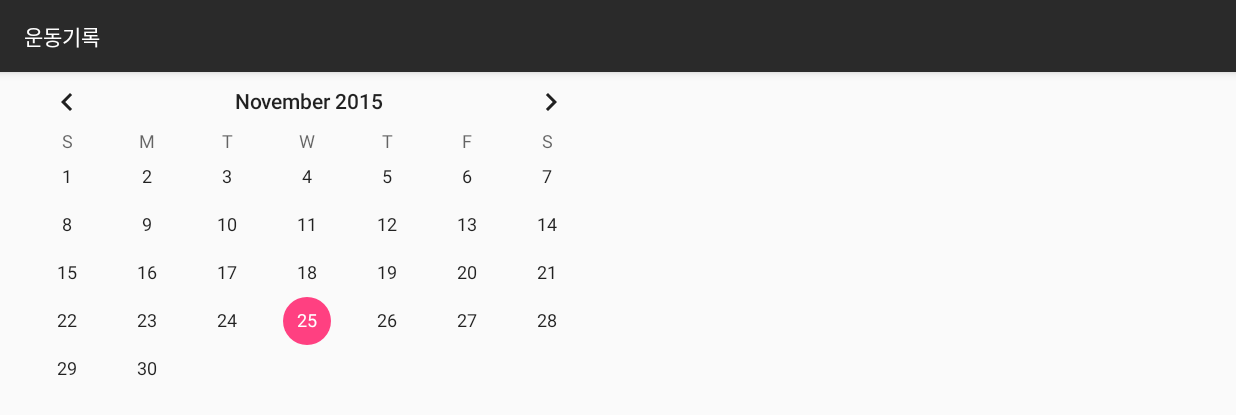
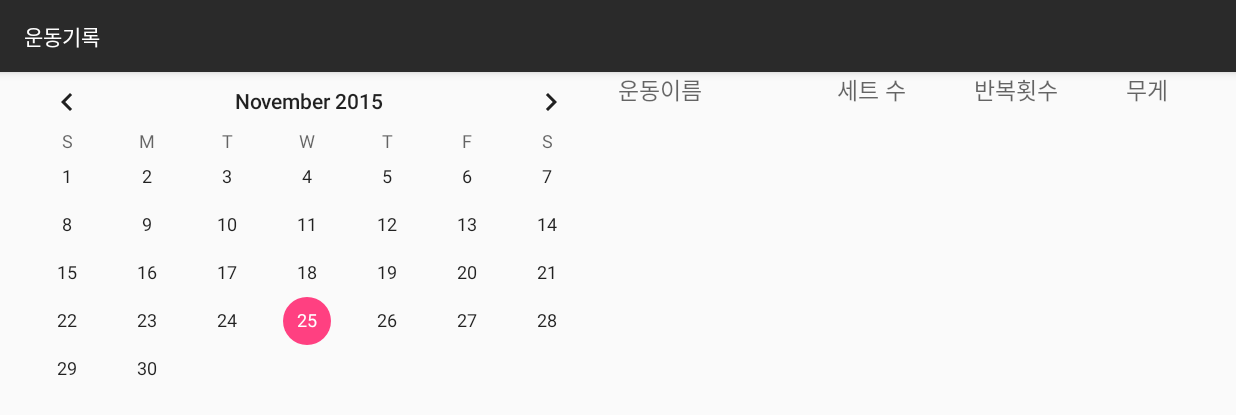
Before and after one commit to kkt3105/Kyeongtae, an Android app: the RecordActivity screen opened directly, with no data from a screen before it, on a phone screen of 824 x 412 dp (held sideways). Shown: the top 415 px of the screen. Run offline under Robolectric (Android 15) with nearby library versions, the phone set to English and light mode, and no system bars.

Commit message:
DB 테이블 수정 / 액티비티 기능 추가 및 수정

```diff
--- a/app/src/main/java/com/example/myapplication/DBManager.java
+++ b/app/src/main/java/com/example/myapplication/DBManager.java
@@ -11,7 +11,7 @@ public class DBManager extends SQLiteOpenHelper {
 
 	@Override
 	public void onCreate(SQLiteDatabase db){
-		String createSQL = "CREATE TABLE RECORD (date char(8), time char(6), name varchar(30), num varchar(2), repetition varchar(3), weight varchar(3), PRIMARY KEY(date, time));";
+		String createSQL = "CREATE TABLE RECORD (date char(8), time char(6), exerorder int, name varchar(30), num varchar(2), repetition varchar(3), weight varchar(3), PRIMARY KEY(date, time, exerorder));";
 		db.execSQL(createSQL);
 	}
 
--- a/app/src/main/res/layout/activity_record.xml
+++ b/app/src/main/res/layout/activity_record.xml
@@ -15,12 +15,60 @@
 
 	</CalendarView>
 		<!-- 추후 달력 날짜 선택 시, 리스트 뷰를 활용하여 목록 출력-->
-	<ListView
-		android:id="@+id/RecordList"
+	<LinearLayout
 		android:layout_width="match_parent"
 		android:layout_height="match_parent"
-		android:fadeScrollbars="false"
-		android:layout_weight="1">
-	</ListView>
+		android:layout_weight="1"
+		android:orientation="vertical">
+		<LinearLayout
+			android:layout_width="match_parent"
+			android:layout_height="wrap_content"
+			android:orientation="horizontal">
+
+
+			<TextView
+				android:id="@+id/ExerName"
+				android:layout_width="wrap_content"
+				android:layout_height="wrap_content"
+				android:layout_weight="2"
+				android:hint="운동이름"
+				android:textSize="15dp"
+				/>
+			<TextView
+				android:id="@+id/ExerNum"
+				android:layout_width="wrap_content"
+				android:layout_height="wrap_content"
+				android:layout_weight="1"
+				android:hint="세트 수"
+				android:textSize="15dp"
+				/>
+			<TextView
+				android:id="@+id/ExerRepetition"
+				android:layout_width="wrap_content"
+				android:layout_height="wrap_content"
+				android:layout_weight="1"
+				android:hint="반복횟수"
+				android:textSize="15dp"
+				/>
+			<TextView
+				android:id="@+id/ExerWeight"
+				android:layout_width="wrap_content"
+				android:layout_height="wrap_content"
+				android:layout_weight="1"
+				android:hint="무게"
+				android:textSize="15dp"
+				/>
+
+		</LinearLayout>
+
+		<ListView
+			android:id="@+id/RecordList"
+			android:layout_width="match_parent"
+			android:layout_height="match_parent"
+			android:fadeScrollbars="false">
+		</ListView>
+
+	</LinearLayout>
+
 
 </LinearLayout>
```
Also changed, not shown: app/src/main/java/com/example/myapplication/RecordActivity.java (+18 -13 lines), app/src/main/java/com/example/myapplication/UserExerciseActivity.java (+48 -37 lines), app/src/main/res/layout/exercise.xml (+5 -5 lines).
